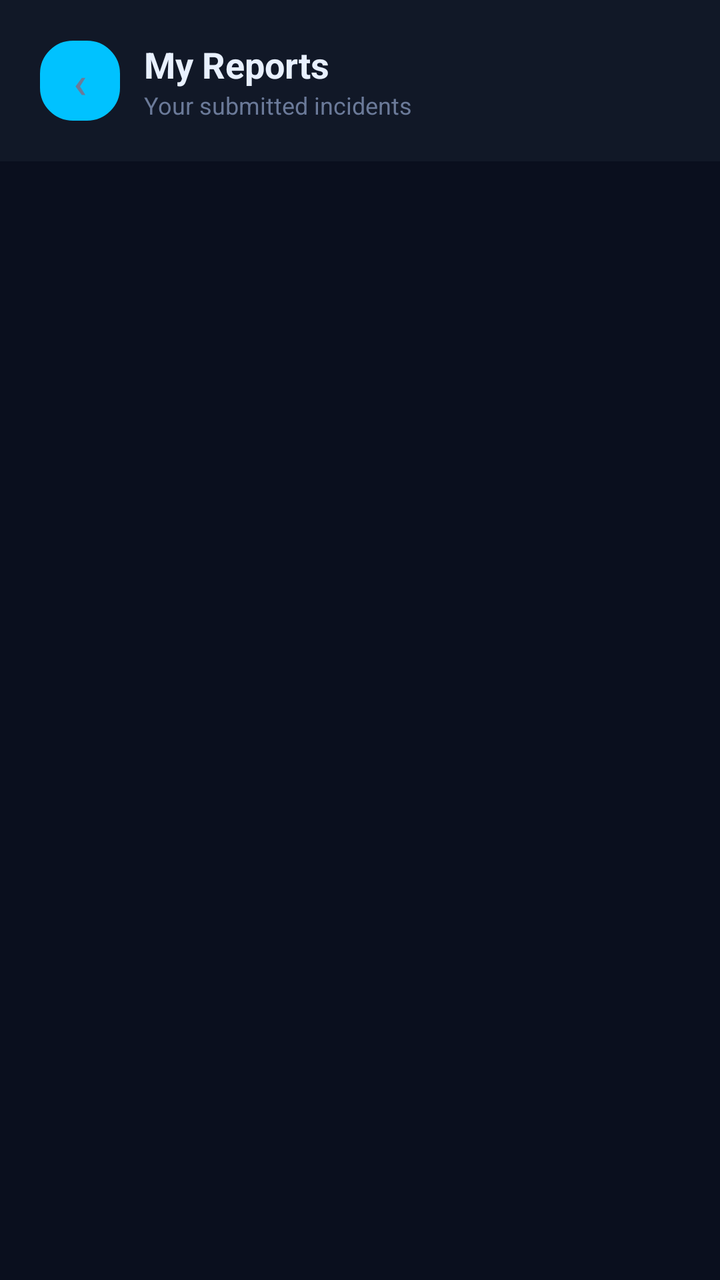
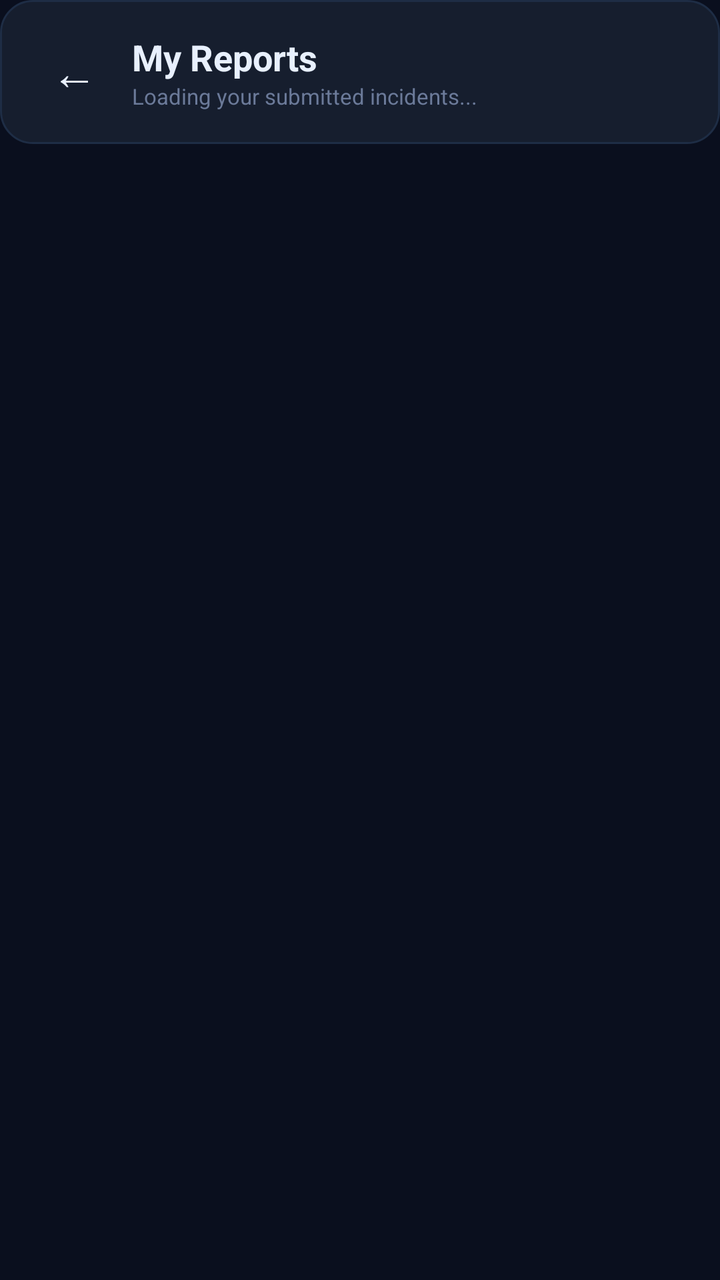

Compare the two renders of this Android layout. The source of the first and the diff that turns it into the second are given below.
<!-- AndroidManifest.xml: application theme Theme.SafeZoneSA -->
<!-- res/layout/activity_my_incidents.xml -->
<?xml version="1.0" encoding="utf-8"?>
<LinearLayout xmlns:android="http://schemas.android.com/apk/res/android"
    android:layout_width="match_parent"
    android:layout_height="match_parent"
    android:background="@color/sz_bg"
    android:orientation="vertical">

    
    <LinearLayout
        android:layout_width="match_parent"
        android:layout_height="wrap_content"
        android:orientation="horizontal"
        android:gravity="center_vertical"
        android:padding="20dp"
        android:background="@color/sz_surface">
        <Button
            android:id="@+id/btnBack"
            android:layout_width="40dp"
            android:layout_height="40dp"
            android:text="‹"
            android:textColor="@color/sz_muted"
            android:textSize="22sp"
            android:background="@drawable/bg_card"
            android:padding="0dp"
            android:layout_marginEnd="12dp"/>
        <LinearLayout
            android:layout_width="0dp"
            android:layout_height="wrap_content"
            android:layout_weight="1"
            android:orientation="vertical">
            <TextView
                android:layout_width="wrap_content"
                android:layout_height="wrap_content"
                android:text="My Reports"
                android:textColor="@color/sz_text"
                android:textSize="18sp"
                android:textStyle="bold"/>
            <TextView
                android:layout_width="wrap_content"
                android:layout_height="wrap_content"
                android:text="Your submitted incidents"
                android:textColor="@color/sz_muted"
                android:textSize="12sp"/>
        </LinearLayout>
    </LinearLayout>

    <androidx.recyclerview.widget.RecyclerView
        android:id="@+id/recyclerIncidents"
        android:layout_width="match_parent"
        android:layout_height="0dp"
        android:layout_weight="1"
        android:padding="16dp"
        android:clipToPadding="false"/>

</LinearLayout>
<!-- resources referenced by this layout -->
<resources>
  <color name="sz_bg">#0A0F1E</color>
  <color name="sz_muted">#6B7A99</color>
  <color name="sz_surface">#111827</color>
  <color name="sz_text">#E8F0FE</color>
  <!-- drawable bg_card (drawable) -->
  <?xml version="1.0" encoding="utf-8"?>
  <shape xmlns:android="http://schemas.android.com/apk/res/android"
      android:shape="rectangle">
      <solid android:color="@color/sz_card"/>
      <stroke android:width="1dp" android:color="@color/sz_border"/>
      <corners android:radius="16dp"/>
  </shape>
  <style name="Theme.SafeZoneSA" parent="Theme.Material3.Dark.NoActionBar">
          <item name="colorPrimary">@color/sz_accent</item>
          <item name="colorOnPrimary">@color/sz_bg</item>
          <item name="colorPrimaryContainer">@color/sz_shield</item>
          <item name="colorSurface">@color/sz_surface</item>
          <item name="colorOnSurface">@color/sz_text</item>
          <item name="android:windowBackground">@color/sz_bg</item>
          <item name="android:statusBarColor">@color/sz_bg</item>
          <item name="android:navigationBarColor">@color/sz_surface</item>
          <item name="android:textColorPrimary">@color/sz_text</item>
          <item name="android:textColorHint">@color/sz_muted</item>
          <item name="editTextStyle">@style/Widget.SafeZone.TextInput</item>
      </style>
  <color name="sz_card">#161E2E</color>
  <color name="sz_border">#1E2D45</color>
  <color name="sz_accent">#00C2FF</color>
  <color name="sz_shield">#1A3A5C</color>
  <style name="Widget.SafeZone.TextInput" parent="Widget.AppCompat.EditText">
          <item name="android:background">@drawable/bg_input</item>
          <item name="android:textColor">@color/sz_text</item>
          <item name="android:textColorHint">@color/sz_muted</item>
          <item name="android:padding">14dp</item>
      </style>
  <!-- drawable bg_input (drawable) -->
  <?xml version="1.0" encoding="utf-8"?>
  <shape xmlns:android="http://schemas.android.com/apk/res/android"
      android:shape="rectangle">
      <solid android:color="@color/sz_card"/>
      <stroke android:width="1dp" android:color="@color/sz_border"/>
      <corners android:radius="12dp"/>
  </shape>
</resources>

<!-- the commit's change to res/layout/activity_my_incidents.xml (unified diff, before → after) -->
@@ -1,33 +1,39 @@
 <?xml version="1.0" encoding="utf-8"?>
-<LinearLayout xmlns:android="http://schemas.android.com/apk/res/android"
+<LinearLayout
+    xmlns:android="http://schemas.android.com/apk/res/android"
     android:layout_width="match_parent"
     android:layout_height="match_parent"
-    android:background="@color/sz_bg"
-    android:orientation="vertical">
+    android:orientation="vertical"
+    android:background="@color/sz_bg">
 
     
     <LinearLayout
         android:layout_width="match_parent"
-        android:layout_height="wrap_content"
+        android:layout_height="72dp"
         android:orientation="horizontal"
         android:gravity="center_vertical"
-        android:padding="20dp"
-        android:background="@color/sz_surface">
-        <Button
-            android:id="@+id/btnBack"
-            android:layout_width="40dp"
-            android:layout_height="40dp"
-            android:text="‹"
-            android:textColor="@color/sz_muted"
-            android:textSize="22sp"
-            android:background="@drawable/bg_card"
-            android:padding="0dp"
-            android:layout_marginEnd="12dp"/>
+        android:paddingStart="16dp"
+        android:paddingEnd="16dp"
+        android:background="@drawable/bg_card">
+
+        <TextView
+            android:id="@+id/btnBackReports"
+            android:layout_width="42dp"
+            android:layout_height="42dp"
+            android:gravity="center"
+            android:text="←"
+            android:textSize="23sp"
+            android:textColor="@color/sz_text"
+            android:clickable="true"
+            android:focusable="true"/>
+
         <LinearLayout
             android:layout_width="0dp"
             android:layout_height="wrap_content"
             android:layout_weight="1"
-            android:orientation="vertical">
+            android:orientation="vertical"
+            android:layout_marginStart="8dp">
+
             <TextView
                 android:layout_width="wrap_content"
                 android:layout_height="wrap_content"
@@ -35,21 +41,52 @@
                 android:textColor="@color/sz_text"
                 android:textSize="18sp"
                 android:textStyle="bold"/>
+
             <TextView
+                android:id="@+id/tvReportsSubtitle"
                 android:layout_width="wrap_content"
                 android:layout_height="wrap_content"
-                android:text="Your submitted incidents"
+                android:text="Loading your submitted incidents..."
                 android:textColor="@color/sz_muted"
-                android:textSize="12sp"/>
+                android:textSize="11sp"/>
+
         </LinearLayout>
+
     </LinearLayout>
 
+
+    
+    <ProgressBar
+        android:id="@+id/progressReports"
+        android:layout_width="wrap_content"
+        android:layout_height="wrap_content"
+        android:layout_gravity="center_horizontal"
+        android:layout_marginTop="32dp"/>
+
+
+    
+    <TextView
+        android:id="@+id/tvEmptyReports"
+        android:layout_width="match_parent"
+        android:layout_height="wrap_content"
+        android:text="No incident reports found."
+        android:textColor="@color/sz_muted"
+        android:textSize="14sp"
+        android:gravity="center"
+        android:padding="24dp"
+        android:visibility="gone"/>
+
+
+    
     <androidx.recyclerview.widget.RecyclerView
         android:id="@+id/recyclerIncidents"
         android:layout_width="match_parent"
         android:layout_height="0dp"
         android:layout_weight="1"
-        android:padding="16dp"
+        android:paddingStart="16dp"
+        android:paddingEnd="16dp"
+        android:paddingTop="14dp"
+        android:paddingBottom="24dp"
         android:clipToPadding="false"/>
 
 </LinearLayout>
